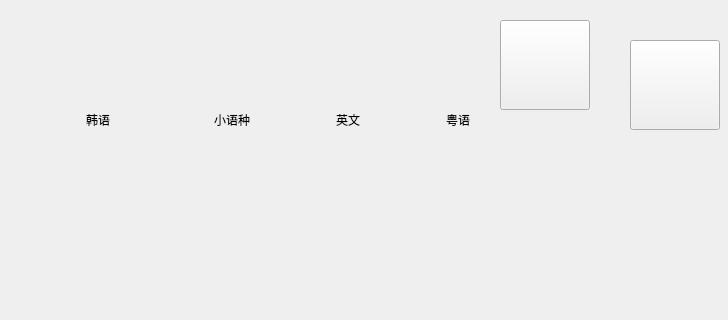
Old version of the form src/XMusic/ui/medialibdlg.ui in the repository 1028417/XMusic; both pictures show x 360 to 1088 and y 0 to 320 of the 1088 by 500 pixel window.
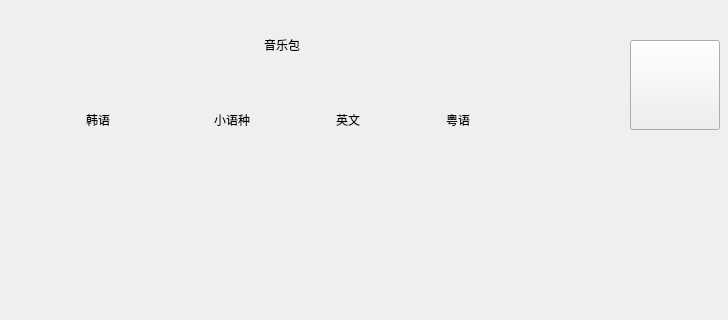
New version of the form. Icons and pictures are not drawn. Custom widgets are drawn as their Qt base class.

Diff of the .ui file:
```diff
--- a/src/XMusic/ui/medialibdlg.ui
+++ b/src/XMusic/ui/medialibdlg.ui
@@ -245,32 +245,23 @@
     <bool>true</bool>
    </property>
   </widget>
-  <widget class="CButton" name="btnXpk">
+  <widget class="CLabelButton" name="labelPkg">
    <property name="geometry">
     <rect>
-     <x>860</x>
-     <y>20</y>
-     <width>90</width>
+     <x>440</x>
+     <y>0</y>
+     <width>220</width>
      <height>90</height>
     </rect>
    </property>
-   <property name="autoFillBackground">
-    <bool>false</bool>
-   </property>
-   <property name="styleSheet">
-    <string notr="true">border-image: url(:/img/medialib/xpk.png);</string>
-   </property>
    <property name="text">
-    <string/>
+    <string>音乐包</string>
    </property>
-   <property name="iconSize">
-    <size>
-     <width>100</width>
-     <height>100</height>
-    </size>
+   <property name="alignment">
+    <set>Qt::AlignRight|Qt::AlignTrailing|Qt::AlignVCenter</set>
    </property>
-   <property name="flat">
-    <bool>false</bool>
+   <property name="wordWrap">
+    <bool>true</bool>
    </property>
   </widget>
   <zorder>labelTitle</zorder>
@@ -292,6 +283,11 @@
    <extends>QLabel</extends>
    <header location="global">label.h</header>
   </customwidget>
+  <customwidget>
+   <class>CLabelButton</class>
+   <extends>QLabel</extends>
+   <header location="global">label.h</header>
+  </customwidget>
  </customwidgets>
  <resources/>
  <connections/>
```
Left out of the diff: 2 changed lines with no effect on the pictures.
